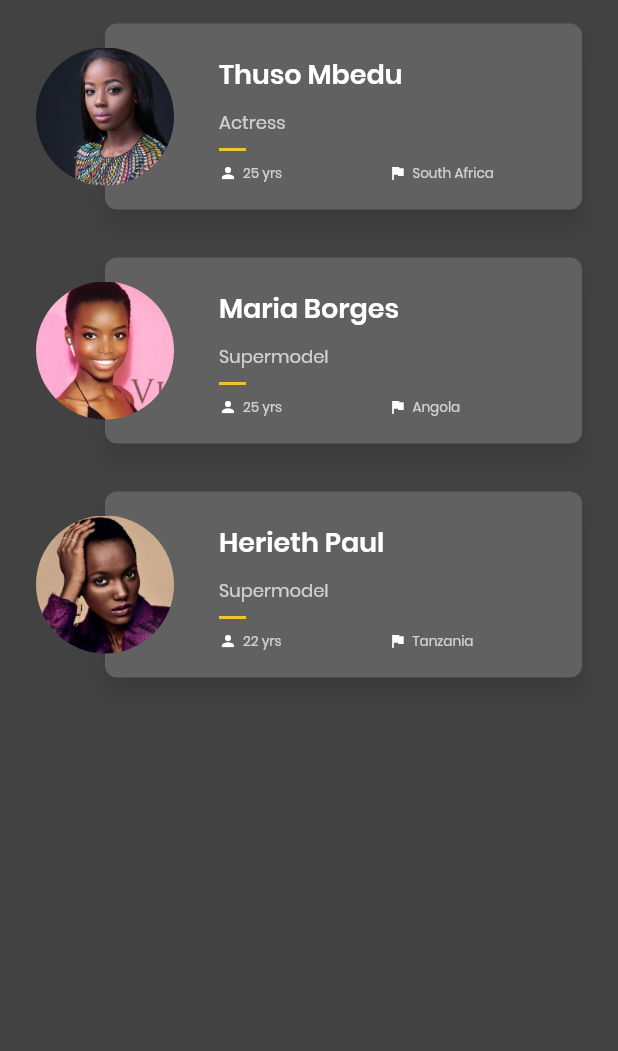
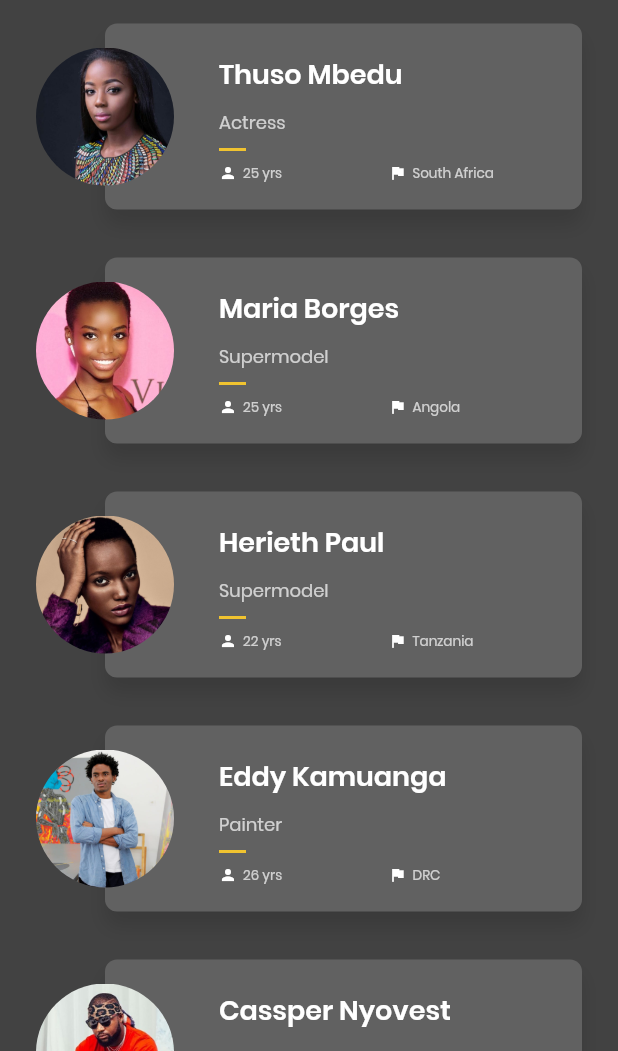
Before and after one commit to FlutterNigeria/forbes_30_under_30_creatives_2018, a Flutter app: the screen it shows after launch, on a phone screen of 412 x 824 dp, the part 185-1236 px from its top. Run offline on Flutter 3.47's test engine with Material 2 defaults, Android fonts, the phone set to English and light mode, and no system bars.

Commit message:
Forbes Africa Creatives completion

```diff
--- a/lib/main.dart
+++ b/lib/main.dart
@@ -4,4 +4,5 @@ import 'package:forbes_africa_30/ui/home/forbes_africa_creatives.dart';
 void main() => runApp(MaterialApp(
       title: "Forbes",
       home: ForbesAfricaCreatives(),
+      debugShowCheckedModeBanner: false,
     ));
--- a/lib/models/celebrity.dart
+++ b/lib/models/celebrity.dart
@@ -52,5 +52,28 @@ List<Celebrity> celebrities = <Celebrity>[
     profileImage: "assets/images/03.jpg",
     description:
         "Paul was discovered at an open call at Angie’s AMTI, a model agency in Canada. She signed with Women Management New York in 2010 and was on the runway to success from there. She has appeared in Vogue Italia, where she was a cover star, i-D, Wonderland and Teen Vogue. She was one of three models in the Tom Ford Fall/Winter 2013 campaign, photographed by the designer himself. She also walked the coveted Victoria’s Secret Fashion Show not once but twice, and has joined the likes of supermodels Gigi Hadid and Jourdan Dunn as the face of Maybelline.",
-  )
+  ),
+  Celebrity(
+    id: "04",
+    name: "Eddy Kamuanga",
+    age: "26",
+    country: "DRC",
+    profession: "Painter",
+    profileImage: "assets/images/04.jpg",
+    description:
+        "Kamuanga Illunga’s work is thought-provoking and tells stories about the Congolese nation’s past, present and future. He explores shifts in the economic, political and social identity of the DRC since colonialization.\n"
+        "Besides Africa, the contemporary artist has exhibited his works in galleries across the world, including the Saatchi Gallery in London, the Birmingham Museum and Art Gallery, the Royal Academy of Arts in London and the Fowler Museum in Los Angeles. His work is also included in several important collections. Business mogul Charles Saatchi resold one of Kamuanga Illunga’s paintings for \$93,000. His paintings cost an average of \$45,000 each..",
+  ),
+  Celebrity(
+    id: "05",
+    name: "Cassper Nyovest",
+    age: "27",
+    country: "South Africa",
+    profession: "Rapper, Entrepreneur",
+    profileImage: "assets/images/05.jpg",
+    description:
+    "Cassper Nyovest, born Refiloe Maele Phoolo, loved performing before huge crowds while in primary school, where he fought to be on every play and show. Inspired by his late brother, Khotso Motebang Phoolo, who was also a rapper, Nyovest signed a record deal with Impact Sounds at just 17 years old. He produced hits like Gusheshe, Malome and Mama I Made It. He has shared the stage with international artists Kid Cudi, Kendrick Lamar, Nas, Wizkid and Wiz Khalifa.\n"
+    "The rapper also started his own record label, Family Tree, the same year he released his debut album, Tsholofelo. His string of awards include the 2015 MTV African Music Awards Winner: Best African Hip Hop Act, 2015 African Music Awards Winner: Best Sothern Africa Male Artist & Best African Hip Hop Award.\n"
+    "On October 31, 2015, Nyovest made history by becoming the -first African artiste to sell out Ticketpro Dome, a venue in Johannesburg. He is a 2018 nominee for the BET Best International Act Award.",
+  ),
 ];
--- a/lib/ui/home/celebrity_row.dart
+++ b/lib/ui/home/celebrity_row.dart
@@ -1,5 +1,6 @@
 import 'package:flutter/material.dart';
 import 'package:forbes_africa_30/models/celebrity.dart';
+import 'package:forbes_africa_30/ui/home/celebrity_details.dart';
 
 class CelebrityRow extends StatelessWidget {
   final Celebrity celebrity;
@@ -108,6 +109,8 @@ class CelebrityRow extends StatelessWidget {
       margin: EdgeInsets.symmetric(vertical: 16.0),
       alignment: FractionalOffset.centerLeft,
       child: ClipOval(
+        child: Hero(
+          tag: "profile-pic-${this.celebrity.id}",
           child: Image(
             image: AssetImage(this.celebrity.profileImage),
             fit: BoxFit.cover,
@@ -115,9 +118,20 @@ class CelebrityRow extends StatelessWidget {
             width: 92.0,
           ),
         ),
+      ),
     );
 
-    return Container(
+    return GestureDetector(
+      onTap: () {
+        Navigator.of(context).push(
+          MaterialPageRoute(
+            builder: (_) {
+              return CelebrityDetails(celebrity: this.celebrity);
+            },
+          ),
+        );
+      },
+      child: Container(
         padding: EdgeInsets.symmetric(
           vertical: 16.0,
           horizontal: 24.0,
@@ -127,6 +141,7 @@ class CelebrityRow extends StatelessWidget {
             celebrityInfoCard,
             celebrityThumbnail,
           ],
+        ),
       ),
     );
   }
--- a/lib/ui/home/forbes_africa_creatives.dart
+++ b/lib/ui/home/forbes_africa_creatives.dart
@@ -12,7 +12,36 @@ class ForbesAfricaCreatives extends StatelessWidget {
           crossAxisAlignment: CrossAxisAlignment.start,
           children: <Widget>[
             GradientAppBar("Forbes"),
-            Container(
+            ForbesAfricaBody(),
+          ],
+        ),
+      ),
+    );
+  }
+}
+
+class ForbesAfricaBody extends StatelessWidget {
+  final List<Celebrity> celebs = celebrities;
+
+  @override
+  Widget build(BuildContext context) {
+    return Expanded(
+      child: ListView.builder(
+        itemBuilder: (_, index) {
+          if (index == 0) {
+            return titleWidget();
+          }
+
+          return CelebrityRow(celebs[index - 1]);
+        },
+        itemCount: celebs.length + 1,
+       // itemExtent: 156.0,
+      ),
+    );
+  }
+
+  Widget titleWidget() {
+    return Container(
       padding: EdgeInsets.symmetric(horizontal: 24.0),
       child: Column(
         crossAxisAlignment: CrossAxisAlignment.start,
@@ -46,28 +75,6 @@ class ForbesAfricaCreatives extends StatelessWidget {
             ),
           )
         ],
-              ),
-            ),
-            ForbesAfricaBody(),
-          ],
-        ),
-      ),
-    );
-  }
-}
-
-class ForbesAfricaBody extends StatelessWidget {
-  final List<Celebrity> celebs = celebrities;
-
-  @override
-  Widget build(BuildContext context) {
-    return Expanded(
-      child: ListView.builder(
-        itemBuilder: (_, index) {
-          return CelebrityRow(celebs[index]);
-        },
-        itemCount: celebs.length,
-        itemExtent: 156.0,
       ),
     );
   }
--- a/pubspec.yaml
+++ b/pubspec.yaml
@@ -28,6 +28,8 @@ flutter:
     - assets/images/01.jpeg
     - assets/images/02.jpg
     - assets/images/03.jpg
+    - assets/images/04.jpg
+    - assets/images/05.jpg
 
   fonts:
     - family: Poppins
```
Also changed, not shown: lib/ui/home/celebrity_details.dart (added, +232 -0 lines), assets/images/04.jpg (added), assets/images/05.jpg (added). Lines whose indentation alone changed are shown as unchanged.
